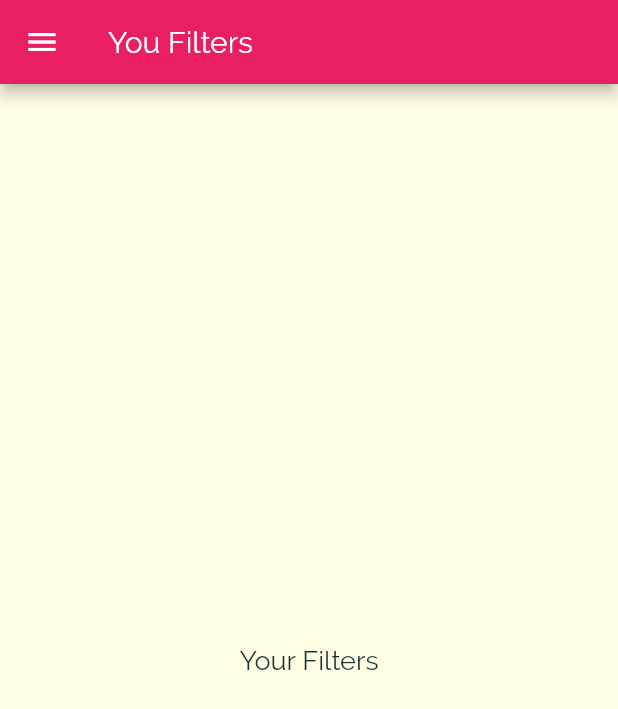
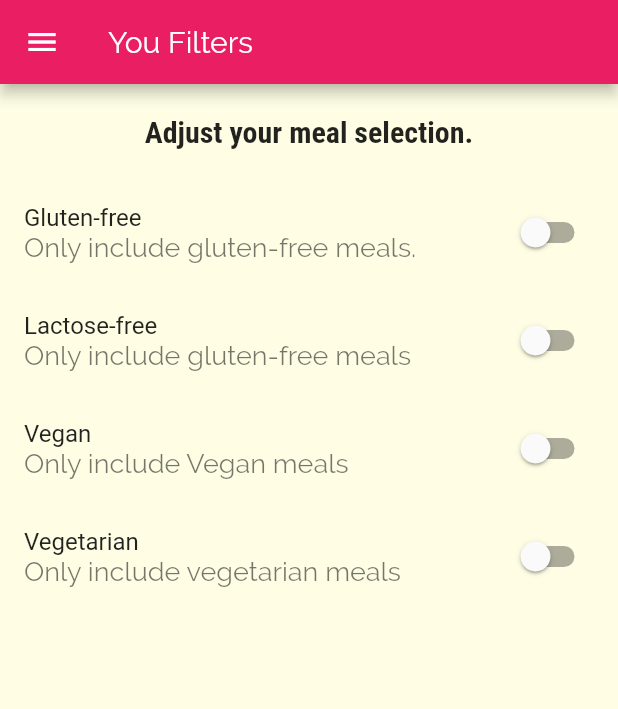
Before and after one commit to terminal-guy/Meals_App, a Flutter app: the FiltersScreen screen opened by its route, on a phone screen of 412 x 824 dp. Shown: the top 709 px of the screen. Run offline on Flutter 3.47's test engine with Material 2 defaults, Android fonts, the phone set to English and light mode, and no system bars.

Commit message:
adding switches you the screens

```diff
--- a/lib/screens/filters_screen.dart
+++ b/lib/screens/filters_screen.dart
@@ -1,8 +1,29 @@
 import 'package:flutter/material.dart';
 import 'package:meals_app/widgets/main_drawer.dart';
 
-class FiltersScreen extends StatelessWidget {
+class FiltersScreen extends StatefulWidget {
   static const screenName = '/filters';
+
+  @override
+  _FiltersScreenState createState() => _FiltersScreenState();
+}
+
+class _FiltersScreenState extends State<FiltersScreen> {
+  bool _glutenFree = false;
+  bool _vegetarian = false;
+  bool _vegan = false;
+  bool _lactoseFree = false;
+
+  Widget _buildSwitchListTile(String title, String description,
+      bool currentvalue, Function updateValue) {
+    return SwitchListTile(
+      title: Text(title),
+      value: currentvalue,
+      subtitle: Text(description),
+      onChanged: updateValue,
+    );
+  }
+
   @override
   Widget build(BuildContext context) {
     return Scaffold(
@@ -10,9 +31,58 @@ class FiltersScreen extends StatelessWidget {
         appBar: AppBar(
           title: Text('You Filters'),
         ),
-      body: Center(
-        child: Text('Your Filters'),
+        body: Column(
+          children: [
+            Container(
+              padding: EdgeInsets.all(20),
+              child: Text(
+                'Adjust your meal selection.',
+                style: Theme.of(context).textTheme.headline6,
               ),
+            ),
+            Expanded(
+              child: ListView(
+                children: [
+                  _buildSwitchListTile(
+                    'Gluten-free',
+                    'Only include gluten-free meals.',
+                    _glutenFree,
+                    (newValue) {
+                      setState(() {
+                        _glutenFree = newValue;
+                      });
+                    },
+                  ),
+                  _buildSwitchListTile(
+                    'Lactose-free',
+                    'Only include gluten-free meals',
+                    _lactoseFree,
+                    (newValue) {
+                      setState(
+                        () {
+                          _lactoseFree = newValue;
+                        },
                       );
+                    },
+                  ),
+                  _buildSwitchListTile(
+                    'Vegan',
+                    'Only include Vegan meals',
+                    _vegan,
+                    (newValue) {
+                      setState(() {
+                        _vegan = newValue;
+                      });
+                    },
+                  ),
+                  _buildSwitchListTile('Vegetarian',
+                      'Only include vegetarian meals', _vegetarian, (newValue) {
+                    _vegetarian = newValue;
+                  })
+                ],
+              ),
+            )
+          ],
+        ));
   }
 }
```
Lines whose indentation alone changed are shown as unchanged.
